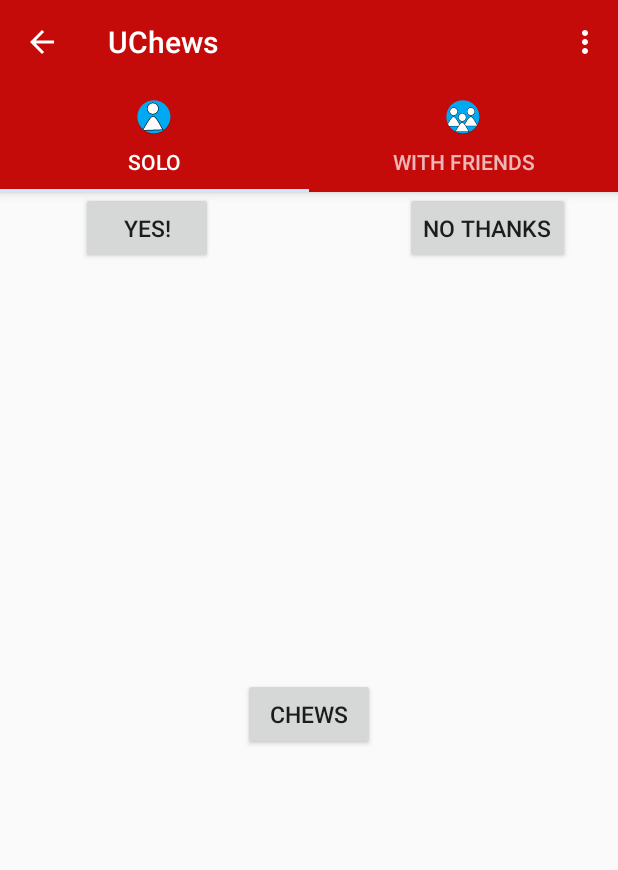
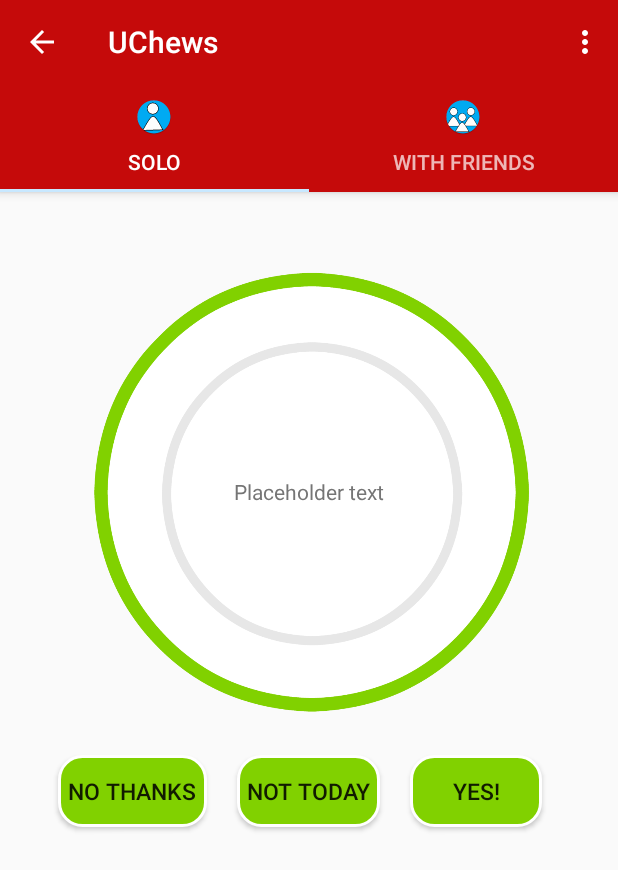
Before and after one commit to ElliGator/UChews, an Android app: the IndividualFragment screen opened directly, with no data from a screen before it, in the options menu, after a tap on "Settings", on a phone screen of 412 x 824 dp. Shown: the top 870 px of the screen. Run offline under Robolectric (Android 15) with nearby library versions, the phone set to English and light mode, and no system bars.

Commit message:
Designed individual section. Added animation

```diff
--- a/front-end/UChews/app/src/main/java/com/example/elli/uchews/IndividualFragment.java
+++ b/front-end/UChews/app/src/main/java/com/example/elli/uchews/IndividualFragment.java
@@ -1,5 +1,7 @@
 package com.example.elli.uchews;
 
+import android.animation.AnimatorInflater;
+import android.animation.ObjectAnimator;
 import android.content.Context;
 import android.os.Bundle;
 import android.support.v4.app.Fragment;
@@ -9,7 +11,9 @@ import android.view.LayoutInflater;
 import android.view.MotionEvent;
 import android.view.View;
 import android.view.ViewGroup;
+import android.view.animation.AccelerateDecelerateInterpolator;
 import android.widget.Button;
+import android.widget.TextView;
 import android.widget.ViewFlipper;
 
 
@@ -17,7 +21,8 @@ import android.widget.ViewFlipper;
 public class IndividualFragment extends Fragment {
     private OnFragmentInteractionListener mListener;
 
-    private Button chews_btn;
+    private TextView mCenterPlate;
+    private Button notoday_btn;
     private Button works_btn;
     private Button nah_btn;
 
@@ -37,9 +42,6 @@ public class IndividualFragment extends Fragment {
     @Override
     public void onCreate(Bundle savedInstanceState) {
         super.onCreate(savedInstanceState);
-        chews_btn = (Button) getActivity().findViewById(R.id.chews_btn);
-        works_btn = (Button) getActivity().findViewById(R.id.no_btn);
-        nah_btn = (Button) getActivity().findViewById(R.id.yes_btn);
     }
 
     @Override
@@ -52,13 +54,16 @@ public class IndividualFragment extends Fragment {
     public void onActivityCreated(Bundle savedInstanceState){
         super.onActivityCreated(savedInstanceState);
 
-    }
+        notoday_btn = (Button) getActivity().findViewById(R.id.notToday_btn);
+        notoday_btn.setOnClickListener(new View.OnClickListener() {
+            @Override
+            public void onClick(View view) {
+                animatePlate();
+            }
+        });
+        works_btn = (Button) getActivity().findViewById(R.id.no_btn);
+        nah_btn = (Button) getActivity().findViewById(R.id.yes_btn);
 
-    // TODO: Rename method, update argument and hook method into UI event
-    public void onButtonPressed(int position) {
-        if (mListener != null) {
-            mListener.onIndividualFragmentInteraction(position);
-        }
     }
 
     @Override
@@ -91,4 +96,17 @@ public class IndividualFragment extends Fragment {
     public interface OnFragmentInteractionListener {
         void onIndividualFragmentInteraction(int position);
     }
+
+    /**
+     * Animates plate when user wants another suggestion
+     */
+    private void animatePlate() {
+        mCenterPlate = (TextView) getActivity().findViewById(R.id.rest_plate);
+
+        ObjectAnimator animation = ObjectAnimator.ofFloat(mCenterPlate, "rotationY", 0.0f, 360f);
+        animation.setDuration(3000);
+        //animation.setRepeatCount(ObjectAnimator.INFINITE);
+        animation.setInterpolator(new AccelerateDecelerateInterpolator());
+        animation.start();
+    }
 }
--- a/front-end/UChews/app/src/main/res/layout/fragment_individual.xml
+++ b/front-end/UChews/app/src/main/res/layout/fragment_individual.xml
@@ -6,37 +6,52 @@
 
 
 
-
-    <Button
-        android:id="@+id/yes_btn"
-        android:layout_width="wrap_content"
-        android:layout_height="wrap_content"
-
-        android:layout_toLeftOf="@+id/chews_btn"
-        android:layout_marginRight="20dp"
-        android:layout_marginBottom="20dp"
-        android:text="@string/yes_btn"
-        android:textSize="15sp"/>
-
-    <Button
-        android:id="@+id/chews_btn"
-        android:layout_width="wrap_content"
-        android:layout_height="wrap_content"
-        android:layout_centerVertical="true"
+    <TextView
+        android:id="@+id/rest_plate"
+        android:layout_width="300dp"
+        android:layout_height="300dp"
         android:layout_centerHorizontal="true"
-        android:text="@string/chews_btn"
-        android:textSize="15sp"
-        android:layout_marginBottom="20dp" />
+        android:layout_marginTop="50dp"
+        android:text="Placeholder text"
+        android:gravity="center"
+        android:background="@drawable/plate" />
 
     <Button
         android:id="@+id/no_btn"
         android:layout_width="wrap_content"
         android:layout_height="wrap_content"
 
-        android:layout_toRightOf="@+id/chews_btn"
+        android:layout_toLeftOf="@+id/notToday_btn"
+        android:layout_marginRight="20dp"
+        android:layout_below="@+id/rest_plate"
+        android:layout_marginTop="25dp"
+        android:text="@string/no_btn"
+        android:textSize="15sp"
+        android:background="@drawable/button"/>
+
+    <Button
+        android:id="@+id/notToday_btn"
+        android:layout_width="wrap_content"
+        android:layout_height="wrap_content"
+        android:layout_centerVertical="true"
+        android:layout_centerHorizontal="true"
+        android:layout_below="@+id/rest_plate"
+        android:layout_marginTop="25dp"
+        android:text="@string/pass_btn"
+        android:textSize="15sp"
+        android:background="@drawable/button"
+        android:onClick="anotherSuggestion"/>
+
+    <Button
+        android:id="@+id/yes_btn"
+        android:layout_width="wrap_content"
+        android:layout_height="wrap_content"
+        android:layout_toRightOf="@+id/notToday_btn"
         android:layout_marginLeft="20dp"
-        android:layout_marginBottom="20dp"
-        android:text="@string/no_btn"
-        android:textSize="15sp"/>
+        android:layout_below="@+id/rest_plate"
+        android:layout_marginTop="25dp"
+        android:text="@string/yes_btn"
+        android:textSize="15sp"
+        android:background="@drawable/button"/>
 
 </RelativeLayout>
--- a/front-end/UChews/app/src/main/res/values/strings.xml
+++ b/front-end/UChews/app/src/main/res/values/strings.xml
@@ -8,7 +8,7 @@
     <string name="cuisine_placeholder">Cuisine Type</string>
     <string name="chews_btn">Chews</string>
     <string name="yes_btn">Yes!</string>
-    <string name="works_btn">That Works</string>
+    <string name="pass_btn">Not Today</string>
     <string name="no_btn">No Thanks</string>
     <string name="history">History</string>
     <string name="restaurant_name">Name</string>
```
Also changed, not shown: front-end/UChews/app/src/main/res/drawable/plate.png (added).
